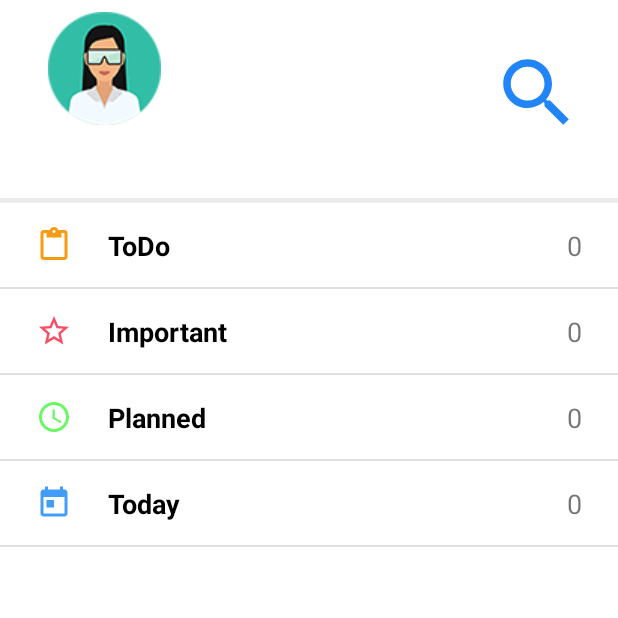
After one commit to gifhary/simple_todolist_app, an Android app: the HomeActivity screen opened directly, with no data from a screen before it, on a phone screen of 412 x 824 dp, the top half of it. The commit adds this screen. Run offline under Robolectric (Android 15) with nearby library versions, the phone set to English and light mode, and no system bars.

Commit message:
work on some UIs

```diff
--- a/app/src/main/AndroidManifest.xml
+++ b/app/src/main/AndroidManifest.xml
@@ -9,6 +9,8 @@
         android:roundIcon="@mipmap/ic_launcher_round"
         android:supportsRtl="true"
         android:theme="@style/AppTheme">
+        <activity android:name=".HomeActivity"></activity>
+        <activity android:name=".SetNameActivity" />
         <activity android:name=".MainActivity">
             <intent-filter>
                 <action android:name="android.intent.action.MAIN" />
--- /dev/null
+++ b/app/src/main/java/com/gifhary/todolist/HomeActivity.java
@@ -0,0 +1,54 @@
+package com.gifhary.todolist;
+
+import androidx.appcompat.app.AppCompatActivity;
+
+import android.content.SharedPreferences;
+import android.os.Bundle;
+import android.widget.ListView;
+import android.widget.TextView;
+
+import java.util.ArrayList;
+
+import static com.gifhary.todolist.MainActivity.PREFERENCES;
+
+public class HomeActivity extends AppCompatActivity {
+
+    private ArrayList<MenuInfo> menuList = new ArrayList<>();
+
+    @Override
+    protected void onCreate(Bundle savedInstanceState) {
+        super.onCreate(savedInstanceState);
+        setContentView(R.layout.activity_home);
+
+        //get username from preferences and display to username text view
+        TextView userNameTextView = findViewById(R.id.userNameTextView);
+        userNameTextView.setText(loadName());
+
+        //Home page menu items
+        String[] menuNames = new String[]{"ToDo", "Important", "Planned", "Today"};
+        addToMenuList(menuNames);
+
+    }
+
+    private void addToMenuList(String[] menuNames){
+        MenuInfo menuInfo;
+        for (String menuName : menuNames) {
+            menuInfo = new MenuInfo("ic_" + menuName.toLowerCase(), menuName, 0);
+            menuList.add(menuInfo);
+        }
+
+        showMenuList();
+    }
+
+    private void showMenuList(){
+        ListView menuListView = findViewById(R.id.menuListView);
+
+        MenuAdapter menuAdapter = new MenuAdapter(HomeActivity.this, R.layout.adapter_layout, menuList);
+        menuListView.setAdapter(menuAdapter);
+    }
+
+    private String loadName(){
+        SharedPreferences prefs = getSharedPreferences(PREFERENCES, 0);
+        return prefs.getString("userName", "Your Name");
+    }
+}
--- /dev/null
+++ b/app/src/main/java/com/gifhary/todolist/MenuAdapter.java
@@ -0,0 +1,49 @@
+package com.gifhary.todolist;
+
+import android.content.Context;
+import android.view.LayoutInflater;
+import android.view.View;
+import android.view.ViewGroup;
+import android.widget.ArrayAdapter;
+import android.widget.ImageView;
+import android.widget.TextView;
+
+import androidx.annotation.NonNull;
+
+import java.util.ArrayList;
+
+public class MenuAdapter extends ArrayAdapter<MenuInfo> {
+    private static final String TAG = "MenuAdapter";
+
+    private Context context;
+    private int resource;
+
+    public MenuAdapter(Context context, int resource, ArrayList<MenuInfo> objects) {
+        super(context, resource, objects);
+        this.context = context;
+        this.resource = resource;
+    }
+
+    @NonNull
+    @Override
+    public View getView(int position, View convertView, ViewGroup parent) {
+        String iconName = getItem(position).getIconName();
+        String menuName = getItem(position).getMenuName();
+        int taskCount = getItem(position).getTaskCount();
+
+        LayoutInflater inflater = LayoutInflater.from(context);
+        convertView = inflater.inflate(resource, parent, false);
+
+        ImageView menuIconImageView = convertView.findViewById(R.id.menuIconImageView);
+        TextView menuNameTextView = convertView.findViewById(R.id.menuNameTextView);
+        TextView taskCountTextView = convertView.findViewById(R.id.taskCountTextView);
+
+        int drawableId = context.getResources().getIdentifier(iconName, "drawable", context.getPackageName());
+
+        menuIconImageView.setImageResource(drawableId);
+        menuNameTextView.setText(menuName);
+        taskCountTextView.setText(String.valueOf(taskCount));
+
+        return convertView;
+    }
+}
--- /dev/null
+++ b/app/src/main/java/com/gifhary/todolist/MenuInfo.java
@@ -0,0 +1,37 @@
+package com.gifhary.todolist;
+
+public class MenuInfo {
+    private String iconName;
+    private String menuName;
+    private int taskCount;
+
+    public MenuInfo(String iconName, String menuName, int taskCount) {
+        this.iconName = iconName;
+        this.menuName = menuName;
+        this.taskCount = taskCount;
+    }
+
+    public String getIconName() {
+        return iconName;
+    }
+
+    public void setIconName(String iconName) {
+        this.iconName = iconName;
+    }
+
+    public String getMenuName() {
+        return menuName;
+    }
+
+    public void setMenuName(String menuName) {
+        this.menuName = menuName;
+    }
+
+    public int getTaskCount() {
+        return taskCount;
+    }
+
+    public void setTaskCount(int taskCount) {
+        this.taskCount = taskCount;
+    }
+}
--- /dev/null
+++ b/app/src/main/res/drawable/ic_important.xml
@@ -0,0 +1,5 @@
+<vector android:height="24dp" android:tint="#F74F64"
+    android:viewportHeight="24.0" android:viewportWidth="24.0"
+    android:width="24dp" xmlns:android="http://schemas.android.com/apk/res/android">
+    <path android:fillColor="#FF000000" android:pathData="M22,9.24l-7.19,-0.62L12,2 9.19,8.63 2,9.24l5.46,4.73L5.82,21 12,17.27 18.18,21l-1.63,-7.03L22,9.24zM12,15.4l-3.76,2.27 1,-4.28 -3.32,-2.88 4.38,-0.38L12,6.1l1.71,4.04 4.38,0.38 -3.32,2.88 1,4.28L12,15.4z"/>
+</vector>
--- /dev/null
+++ b/app/src/main/res/drawable/ic_planned.xml
@@ -0,0 +1,5 @@
+<vector android:height="24dp" android:tint="#69F763"
+    android:viewportHeight="24.0" android:viewportWidth="24.0"
+    android:width="24dp" xmlns:android="http://schemas.android.com/apk/res/android">
+    <path android:fillColor="#FF000000" android:pathData="M11.99,2C6.47,2 2,6.48 2,12s4.47,10 9.99,10C17.52,22 22,17.52 22,12S17.52,2 11.99,2zM12,20c-4.42,0 -8,-3.58 -8,-8s3.58,-8 8,-8 8,3.58 8,8 -3.58,8 -8,8zM12.5,7L11,7v6l5.25,3.15 0.75,-1.23 -4.5,-2.67z"/>
+</vector>
--- /dev/null
+++ b/app/src/main/res/drawable/ic_search_blue.xml
@@ -0,0 +1,5 @@
+<vector android:height="24dp" android:tint="#2285F7"
+    android:viewportHeight="24.0" android:viewportWidth="24.0"
+    android:width="24dp" xmlns:android="http://schemas.android.com/apk/res/android">
+    <path android:fillColor="#FF000000" android:pathData="M15.5,14h-0.79l-0.28,-0.27C15.41,12.59 16,11.11 16,9.5 16,5.91 13.09,3 9.5,3S3,5.91 3,9.5 5.91,16 9.5,16c1.61,0 3.09,-0.59 4.23,-1.57l0.27,0.28v0.79l5,4.99L20.49,19l-4.99,-5zM9.5,14C7.01,14 5,11.99 5,9.5S7.01,5 9.5,5 14,7.01 14,9.5 11.99,14 9.5,14z"/>
+</vector>
--- /dev/null
+++ b/app/src/main/res/drawable/ic_today.xml
@@ -0,0 +1,5 @@
+<vector android:height="24dp" android:tint="#419DF7"
+    android:viewportHeight="24.0" android:viewportWidth="24.0"
+    android:width="24dp" xmlns:android="http://schemas.android.com/apk/res/android">
+    <path android:fillColor="#FF000000" android:pathData="M19,3h-1L18,1h-2v2L8,3L8,1L6,1v2L5,3c-1.11,0 -1.99,0.9 -1.99,2L3,19c0,1.1 0.89,2 2,2h14c1.1,0 2,-0.9 2,-2L21,5c0,-1.1 -0.9,-2 -2,-2zM19,19L5,19L5,8h14v11zM7,10h5v5L7,15z"/>
+</vector>
--- /dev/null
+++ b/app/src/main/res/drawable/ic_todo.xml
@@ -0,0 +1,5 @@
+<vector android:height="24dp" android:tint="#F79B15"
+    android:viewportHeight="24.0" android:viewportWidth="24.0"
+    android:width="24dp" xmlns:android="http://schemas.android.com/apk/res/android">
+    <path android:fillColor="#FF000000" android:pathData="M19,2h-4.18C14.4,0.84 13.3,0 12,0c-1.3,0 -2.4,0.84 -2.82,2L5,2c-1.1,0 -2,0.9 -2,2v16c0,1.1 0.9,2 2,2h14c1.1,0 2,-0.9 2,-2L21,4c0,-1.1 -0.9,-2 -2,-2zM12,2c0.55,0 1,0.45 1,1s-0.45,1 -1,1 -1,-0.45 -1,-1 0.45,-1 1,-1zM19,20L5,20L5,4h2v3h10L17,4h2v16z"/>
+</vector>
--- /dev/null
+++ b/app/src/main/res/layout/activity_home.xml
@@ -0,0 +1,69 @@
+<?xml version="1.0" encoding="utf-8"?>
+<androidx.constraintlayout.widget.ConstraintLayout xmlns:android="http://schemas.android.com/apk/res/android"
+    xmlns:app="http://schemas.android.com/apk/res-auto"
+    xmlns:tools="http://schemas.android.com/tools"
+    android:layout_width="match_parent"
+    android:layout_height="match_parent"
+    android:background="@color/lightGrey"
+    tools:context=".HomeActivity">
+
+    <androidx.constraintlayout.widget.ConstraintLayout
+        android:id="@+id/constraintLayout"
+        android:layout_width="match_parent"
+        android:layout_height="wrap_content"
+        android:background="@color/colorAccent"
+        app:layout_constraintEnd_toEndOf="parent"
+        app:layout_constraintStart_toStartOf="parent"
+        app:layout_constraintTop_toTopOf="parent" >
+
+        <ImageView
+            android:contentDescription="@string/user_avatar"
+            android:id="@+id/userAvatarImageView"
+            android:layout_width="wrap_content"
+            android:layout_height="wrap_content"
+            android:layout_marginStart="32dp"
+            android:layout_marginTop="8dp"
+            app:layout_constraintEnd_toEndOf="parent"
+            app:layout_constraintHorizontal_bias="0.0"
+            app:layout_constraintStart_toStartOf="parent"
+            app:layout_constraintTop_toTopOf="parent"
+            app:srcCompat="@drawable/avatar" />
+
+        <TextView
+            android:id="@+id/userNameTextView"
+            android:layout_width="wrap_content"
+            android:layout_height="wrap_content"
+            android:layout_marginStart="32dp"
+            android:layout_marginTop="8dp"
+            android:layout_marginBottom="16dp"
+            android:text="@string/your_name"
+            android:textColor="@color/black"
+            android:textSize="18sp"
+            app:layout_constraintBottom_toBottomOf="parent"
+            app:layout_constraintStart_toStartOf="parent"
+            app:layout_constraintTop_toBottomOf="@+id/userAvatarImageView"
+            app:layout_constraintVertical_bias="0.0" />
+
+        <ImageView
+            android:id="@+id/searchIcon"
+            android:layout_width="60dp"
+            android:layout_height="60dp"
+            android:layout_marginEnd="24dp"
+            android:contentDescription="@string/search"
+            app:layout_constraintBottom_toBottomOf="@+id/userNameTextView"
+            app:layout_constraintEnd_toEndOf="parent"
+            app:layout_constraintTop_toTopOf="@+id/userAvatarImageView"
+            app:srcCompat="@drawable/ic_search_blue" />
+    </androidx.constraintlayout.widget.ConstraintLayout>
+
+    <ListView
+        android:id="@+id/menuListView"
+        android:layout_width="match_parent"
+        android:background="@color/colorAccent"
+        android:layout_height="0dp"
+        android:layout_marginTop="3dp"
+        app:layout_constraintBottom_toBottomOf="parent"
+        app:layout_constraintEnd_toEndOf="parent"
+        app:layout_constraintStart_toStartOf="parent"
+        app:layout_constraintTop_toBottomOf="@+id/constraintLayout" />
+</androidx.constraintlayout.widget.ConstraintLayout>
--- /dev/null
+++ b/app/src/main/res/layout/adapter_layout.xml
@@ -0,0 +1,47 @@
+<?xml version="1.0" encoding="utf-8"?>
+<androidx.constraintlayout.widget.ConstraintLayout
+    xmlns:android="http://schemas.android.com/apk/res/android"
+    xmlns:app="http://schemas.android.com/apk/res-auto"
+    xmlns:tools="http://schemas.android.com/tools"
+    android:layout_width="match_parent"
+    android:layout_height="match_parent"
+    android:orientation="horizontal">
+
+    <TextView
+        android:id="@+id/menuNameTextView"
+        android:layout_width="wrap_content"
+        android:layout_height="wrap_content"
+        android:layout_marginStart="24dp"
+        android:text="@string/menu_name"
+        android:textColor="@color/black"
+        android:textSize="18sp"
+        android:textStyle="bold"
+        app:layout_constraintBottom_toBottomOf="@+id/menuIconImageView"
+        app:layout_constraintStart_toEndOf="@+id/menuIconImageView"
+        app:layout_constraintTop_toTopOf="@+id/menuIconImageView" />
+
+    <ImageView
+        android:id="@+id/menuIconImageView"
+        android:layout_width="wrap_content"
+        android:layout_height="wrap_content"
+        android:layout_marginStart="24dp"
+        android:layout_marginTop="16dp"
+        android:layout_marginBottom="16dp"
+        android:contentDescription="@string/menu_icon"
+        app:layout_constraintBottom_toBottomOf="parent"
+        app:layout_constraintStart_toStartOf="parent"
+        app:layout_constraintTop_toTopOf="parent"
+        app:layout_constraintVertical_bias="0.0"
+        app:srcCompat="@drawable/ic_todo" />
+
+    <TextView
+        android:id="@+id/taskCountTextView"
+        android:layout_width="wrap_content"
+        android:layout_height="wrap_content"
+        android:layout_marginEnd="24dp"
+        android:text="@string/zero"
+        android:textSize="18sp"
+        app:layout_constraintBottom_toBottomOf="@+id/menuNameTextView"
+        app:layout_constraintEnd_toEndOf="parent"
+        app:layout_constraintTop_toTopOf="@+id/menuNameTextView" />
+</androidx.constraintlayout.widget.ConstraintLayout>
--- a/app/src/main/res/values/colors.xml
+++ b/app/src/main/res/values/colors.xml
@@ -2,5 +2,7 @@
 <resources>
     <color name="colorPrimary">#0D7DD6</color>
     <color name="colorPrimaryDark">#00574B</color>
-    <color name="colorAccent">#D81B60</color>
+    <color name="colorAccent">#FFFFFF</color>
+    <color name="lightGrey">#EBEBEB</color>
+    <color name="black">#000000</color>
 </resources>
--- a/app/src/main/res/values/strings.xml
+++ b/app/src/main/res/values/strings.xml
@@ -1,4 +1,12 @@
 <resources>
     <string name="app_name">ToDoList</string>
     <string name="logo">Logo</string>
+    <string name="save">Save</string>
+    <string name="your_name">Your Name</string>
+    <string name="first_step">First Step</string>
+    <string name="user_avatar">User Avatar</string>
+    <string name="search">Search</string>
+    <string name="menu_name">Menu name</string>
+    <string name="menu_icon">Menu icon</string>
+    <string name="zero">0</string>
 </resources>
--- a/app/src/main/res/values/styles.xml
+++ b/app/src/main/res/values/styles.xml
@@ -1,7 +1,7 @@
 <resources>
 
     <!-- Base application theme. -->
-    <style name="AppTheme" parent="Theme.AppCompat.Light.DarkActionBar">
+    <style name="AppTheme" parent="Theme.AppCompat.Light.NoActionBar">
         <!-- Customize your theme here. -->
         <item name="colorPrimary">@color/colorPrimary</item>
         <item name="colorPrimaryDark">@color/colorPrimaryDark</item>
```
Also changed, not shown: app/src/main/java/com/gifhary/todolist/MainActivity.java (+13 -15 lines), app/src/main/java/com/gifhary/todolist/SetNameActivity.java (added, +42 -0 lines), app/src/main/res/layout/activity_main.xml (+5 -6 lines), app/src/main/res/layout/activity_set_name.xml (added, +53 -0 lines), app/src/main/res/drawable/avatar.png (added).
